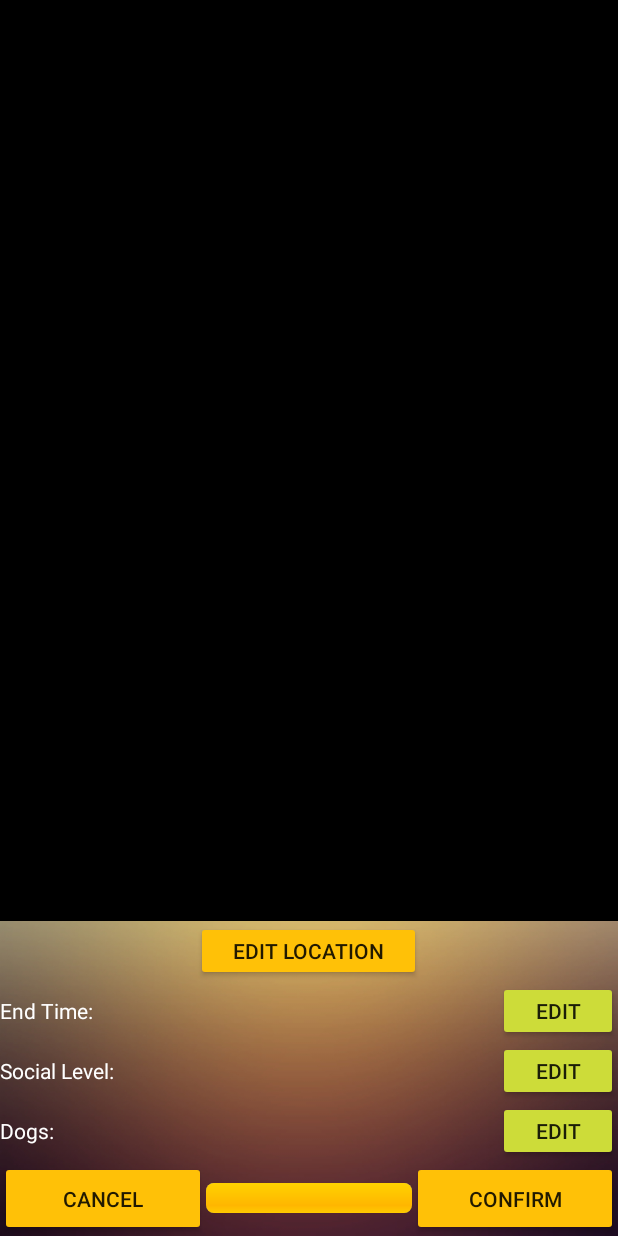
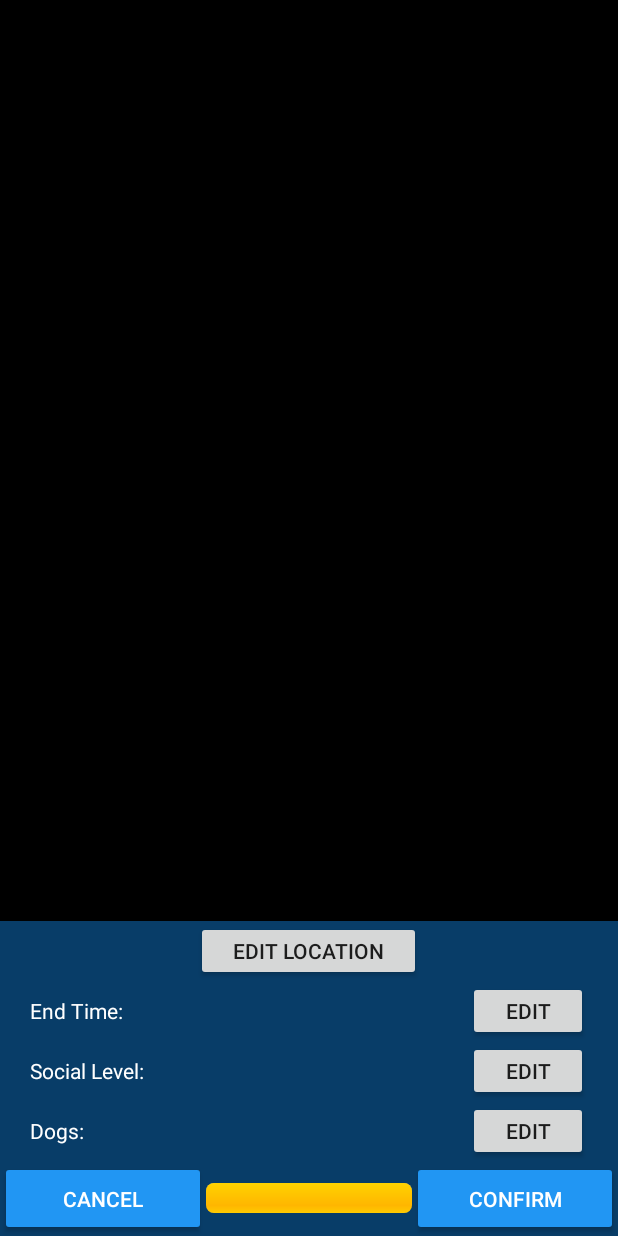
Before and after one commit to divy4/Dog-on-the-Quad, an Android app: the CreateMeetupReviewActivity screen opened directly, with no data from a screen before it, on a phone screen of 412 x 824 dp. Run offline under Robolectric (Android 15) with nearby library versions, the phone set to English and light mode, and no system bars; 1 statement that could not run was skipped.

Commit message:
final app design

```diff
--- a/app/src/main/res/layout/activity_create_meetup_review.xml
+++ b/app/src/main/res/layout/activity_create_meetup_review.xml
@@ -6,7 +6,6 @@
     android:layout_height="match_parent"
     android:gravity="center"
     android:orientation="vertical"
-    android:background="@drawable/blackbluewallpaper"
     tools:context=".CreateMeetupReviewActivity">
 
     <View
@@ -19,7 +18,6 @@
         android:id="@+id/edit_location_button"
         android:layout_width="150dp"
         android:layout_height="40dp"
-        android:backgroundTint="#FFC107"
         android:text="@string/edit_location"/>
 
     <LinearLayout
@@ -28,6 +26,7 @@
         android:orientation="horizontal">
 
         <TextView
+            android:layout_marginLeft="20dp"
             android:textColor="#FFFFFF"
             android:layout_width="wrap_content"
             android:layout_height="wrap_content"
@@ -42,7 +41,7 @@
             android:id="@+id/edit_end_time_button"
             android:layout_width="80dp"
             android:layout_height="40dp"
-            android:backgroundTint="#CDDC39"
+            android:layout_marginRight="20dp"
             android:text="@string/edit"/>
 
     </LinearLayout>
@@ -53,6 +52,7 @@
         android:orientation="horizontal">
 
         <TextView
+            android:layout_marginLeft="20dp"
             android:textColor="#FFFFFF"
             android:layout_width="wrap_content"
             android:layout_height="wrap_content"
@@ -67,7 +67,7 @@
             android:id="@+id/edit_social_level_button"
             android:layout_width="80dp"
             android:layout_height="40dp"
-            android:backgroundTint="#CDDC39"
+            android:layout_marginRight="20dp"
             android:text="@string/edit"/>
 
     </LinearLayout>
@@ -78,6 +78,7 @@
         android:orientation="horizontal">
 
         <TextView
+            android:layout_marginLeft="20dp"
             android:textColor="#FFFFFF"
             android:layout_width="wrap_content"
             android:layout_height="wrap_content"
@@ -101,7 +102,7 @@
             android:id="@+id/edit_dogs_button"
             android:layout_width="80dp"
             android:layout_height="40dp"
-            android:backgroundTint="#CDDC39"
+            android:layout_marginRight="20dp"
             android:text="@string/edit"/>
 
     </LinearLayout>
@@ -117,7 +118,8 @@
             android:id="@+id/cancel_button"
             android:layout_width="match_parent"
             android:layout_height="match_parent"
-            android:backgroundTint="#FFC107"
+            android:textColor="#FFFFFF"
+            android:backgroundTint="#2196F3"
             android:layout_weight="1"
             android:text="@string/cancel"/>
 
@@ -132,7 +134,8 @@
         <Button
             android:layout_width="match_parent"
             android:layout_height="match_parent"
-            android:backgroundTint="#FFC107"
+            android:textColor="#FFFFFF"
+            android:backgroundTint="#2196F3"
             android:layout_weight="1"
             android:id="@+id/confirm_button"
             android:text="@string/confirm"/>
--- a/app/src/main/res/layout/activity_map.xml
+++ b/app/src/main/res/layout/activity_map.xml
@@ -13,7 +13,8 @@
     <Button
         android:layout_width="150dp"
         android:layout_height="50dp"
-        android:backgroundTint="#FFC107"
+        android:textColor="#FFFFFF"
+        android:backgroundTint="#2196F3"
         android:layout_alignParentBottom="true"
         android:layout_centerHorizontal="true"
         android:text="@string/create_meetup_button_label"
--- a/app/src/main/res/layout/select_dog_list_item.xml
+++ b/app/src/main/res/layout/select_dog_list_item.xml
@@ -17,6 +17,7 @@
         android:text="Hello"/>
 
     <CheckBox
+        android:buttonTint="#FFC107"
         android:layout_width="wrap_content"
         android:layout_height="wrap_content"
         android:id="@+id/dog_list_checkbox"/>
--- a/app/src/main/res/values/styles.xml
+++ b/app/src/main/res/values/styles.xml
@@ -4,8 +4,9 @@
     <style name="AppTheme" parent="Theme.AppCompat.Light.DarkActionBar">
         <!-- Customize your theme here. -->
         <item name="colorPrimary">@color/colorPrimary</item>
-        <item name="colorPrimaryDark">#0D2655</item>
+        <item name="colorPrimaryDark">#083D68</item>
         <item name="colorAccent">@color/colorAccent</item>
+        <item name="android:background">#083D68</item>
     </style>
 
 </resources>
```
Also changed, not shown: app/src/main/res/layout/activity_create_meetup_end_time.xml (+8 -5 lines), app/src/main/res/layout/activity_create_meetup_location.xml (+4 -3 lines), app/src/main/res/layout/activity_create_meetup_photo.xml (+5 -5 lines), app/src/main/res/layout/activity_create_meetup_select_dogs.xml (+5 -4 lines), app/src/main/res/layout/activity_create_meetup_social_level.xml (+9 -3 lines), app/src/main/res/layout/activity_meetup_in_progress.xml (+6 -4 lines), app/src/main/res/values/strings.xml (+7 -7 lines), app/src/main/res/drawable/blackbluewallpaper.jpg (deleted), app/src/main/res/drawable/bonewallpaper.jpg (deleted).
